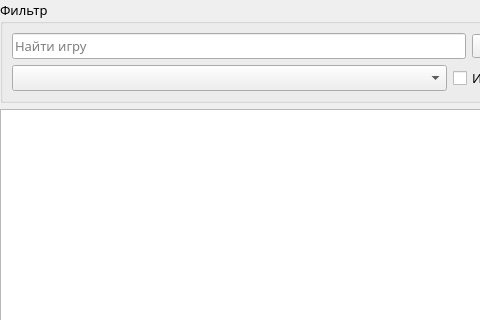
Qt form AraSteamManager/MainSubForms/formgames.ui (Arankir/AraSteamManager) before a commit; both pictures show x 0 to 480 and y 0 to 320 of the 564 by 493 pixel window.
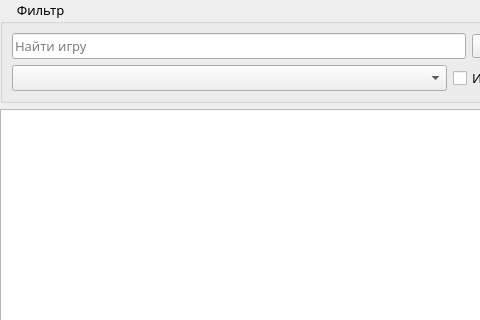
The same form after that commit. Custom widgets are drawn as their Qt base class.

Patch:
```diff
--- a/AraSteamManager/MainSubForms/formgames.ui
+++ b/AraSteamManager/MainSubForms/formgames.ui
@@ -38,7 +38,7 @@
    <item>
     <widget class="QGroupBox" name="groupBox">
      <property name="title">
-      <string>Фильтр</string>
+      <string>     Фильтр</string>
      </property>
      <layout class="QVBoxLayout" name="verticalLayout_5">
       <item>
```
Left out of the diff: 2 changed lines with no effect on the pictures.
